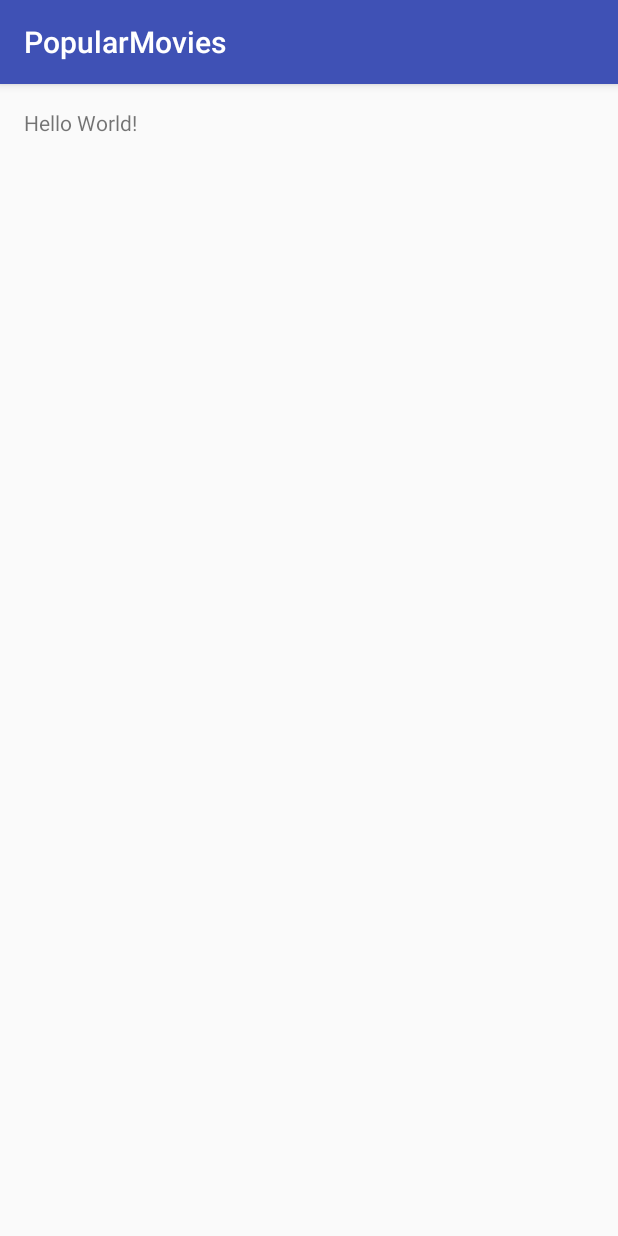
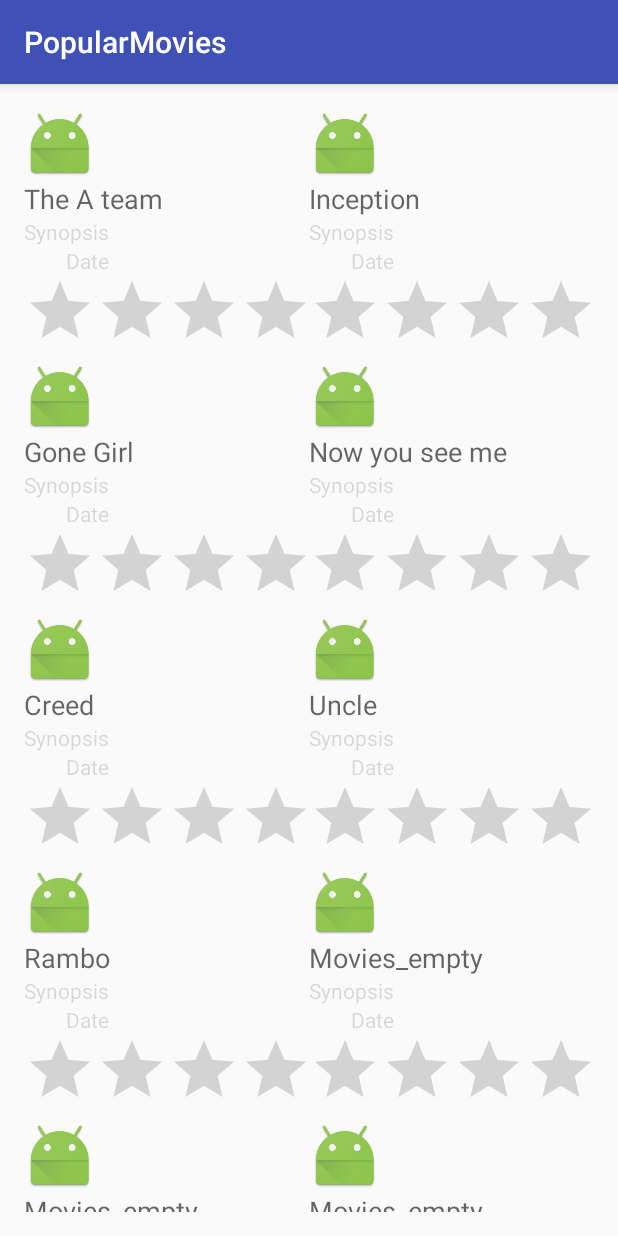
Before and after one commit to abhisnypar/PopularMovies, an Android app: the screen it shows after launch (MainActivity), on a phone screen of 412 x 824 dp. Run offline under Robolectric (Android 15) with nearby library versions, the phone set to English and light mode, and no system bars.

Commit message:
new Updates.

```diff
--- a/app/src/main/java/com/example/abhim/popularmovies/FragmentMain.java
+++ b/app/src/main/java/com/example/abhim/popularmovies/FragmentMain.java
@@ -6,18 +6,46 @@ import android.support.v4.app.Fragment;
 import android.view.LayoutInflater;
 import android.view.View;
 import android.view.ViewGroup;
+import android.widget.ArrayAdapter;
+import android.widget.GridView;
+import android.widget.RatingBar;
+
+import java.util.ArrayList;
 
 /**
  * Created by abhim on 7/2/2016.
  */
 public class FragmentMain extends Fragment {
 
-        @Nullable
-        @Override
-        public View onCreateView(LayoutInflater inflater, @Nullable ViewGroup container, @Nullable Bundle savedInstanceState) {
-            View rootView = inflater.inflate(R.layout.mainfragment,container,false);
-            return rootView;
-        }
+    private GridView moviesGridView;
+    private RatingBar mUserRating;
+
+    @Nullable
+    @Override
+    public View onCreateView(LayoutInflater inflater, @Nullable ViewGroup container, @Nullable Bundle savedInstanceState) {
+        View rootView = inflater.inflate(R.layout.mainfragment, container, false);
+        moviesGridView = (GridView) rootView.findViewById(R.id.gridList_id);
+        mUserRating = (RatingBar)rootView.findViewById(R.id.ratingBar);
+        ArrayList<String> gridList = new ArrayList<String>();
+
+        gridList.add("The A team");
+        gridList.add("Inception");
+        gridList.add("Gone Girl");
+        gridList.add("Now you see me");
+        gridList.add("Creed");
+        gridList.add("Uncle");
+        gridList.add("Rambo");
+        gridList.add("Movies_empty");
+        gridList.add("Movies_empty");
+        gridList.add("Movies_empty");
+        gridList.add("Movies_empty");
+
+        ArrayAdapter adapter = new ArrayAdapter(getContext(), R.layout.grid_list_view, R.id.list_item_movies_textView, gridList);
+        moviesGridView.setAdapter(adapter);
+        adapter.notifyDataSetChanged();
 
 
+        return rootView;
+    }
+
 }
--- a/app/src/main/res/layout/activity_main.xml
+++ b/app/src/main/res/layout/activity_main.xml
@@ -10,8 +10,4 @@
     android:paddingTop="@dimen/activity_vertical_margin"
     tools:context="com.example.abhim.popularmovies.MainActivity">
 
-    <TextView
-        android:layout_width="wrap_content"
-        android:layout_height="wrap_content"
-        android:text="Hello World!" />
 </FrameLayout>
--- /dev/null
+++ b/app/src/main/res/layout/grid_list_view.xml
@@ -0,0 +1,52 @@
+<?xml version="1.0" encoding="utf-8"?>
+<RelativeLayout xmlns:android="http://schemas.android.com/apk/res/android"
+    android:layout_width="match_parent"
+    android:layout_height="match_parent"
+    android:orientation="vertical">
+
+    <ImageView
+        android:id="@+id/grid_imageView_id"
+        android:layout_width="wrap_content"
+        android:layout_height="wrap_content"
+        android:layout_alignParentStart="true"
+        android:layout_alignParentTop="true"
+        android:src="@mipmap/ic_launcher" />
+
+    <TextView
+        android:id="@+id/list_item_movies_textView"
+        android:layout_width="wrap_content"
+        android:layout_height="wrap_content"
+        android:layout_alignParentStart="true"
+        android:layout_below="@+id/grid_imageView_id"
+        android:text="Medium Text"
+        android:textAppearance="?android:attr/textAppearanceMedium" />
+
+    <TextView
+        android:id="@+id/plotSynopsis_textView"
+        android:layout_width="wrap_content"
+        android:layout_height="wrap_content"
+        android:layout_alignParentStart="true"
+        android:layout_below="@+id/list_item_movies_textView"
+        android:text="@string/movie_synopsis"
+        android:textAppearance="?android:attr/textAppearanceSmall"
+        android:enabled="false"/>
+
+    <RatingBar
+        android:id="@+id/ratingBar"
+        android:layout_width="wrap_content"
+        android:layout_height="wrap_content"
+        style="?android:ratingBarStyle"
+        android:numStars="@string/no_of_stars"
+        android:layout_below="@+id/releaseDate_id"
+        android:layout_alignParentStart="true" />
+
+    <TextView
+        android:id="@+id/releaseDate_id"
+        android:layout_width="wrap_content"
+        android:layout_height="wrap_content"
+        android:text="@string/movie_release_date"
+        android:textAppearance="?android:attr/textAppearanceSmall"
+        android:enabled="false"
+        android:layout_below="@+id/plotSynopsis_textView"
+        android:layout_alignEnd="@+id/plotSynopsis_textView" />
+</RelativeLayout>
--- a/app/src/main/res/layout/mainfragment.xml
+++ b/app/src/main/res/layout/mainfragment.xml
@@ -1,14 +1,17 @@
 <?xml version="1.0" encoding="utf-8"?>
 <LinearLayout xmlns:android="http://schemas.android.com/apk/res/android"
     xmlns:tools="http://schemas.android.com/tools"
-    android:orientation="vertical"
     android:layout_width="match_parent"
     android:layout_height="match_parent"
+    android:orientation="vertical"
     tools:context=".MainActivity$FragmentMain">
 
     <GridView
         android:id="@+id/gridList_id"
         android:layout_width="match_parent"
-        android:layout_height="match_parent"/>
+        android:layout_height="match_parent"
+        android:gravity="center"
+        android:numColumns="auto_fit"
+        android:stretchMode="columnWidth" />
 
 </LinearLayout>
--- a/app/src/main/res/values/dimens.xml
+++ b/app/src/main/res/values/dimens.xml
@@ -2,4 +2,5 @@
     <!-- Default screen margins, per the Android Design guidelines. -->
     <dimen name="activity_horizontal_margin">16dp</dimen>
     <dimen name="activity_vertical_margin">16dp</dimen>
+    <dimen name="rating_bar_dimen">12dp</dimen>
 </resources>
--- a/app/src/main/res/values/strings.xml
+++ b/app/src/main/res/values/strings.xml
@@ -1,3 +1,7 @@
 <resources>
     <string name="app_name">PopularMovies</string>
+    <string name="no_of_stars">4</string>
+    <string name="title">MovieTitle</string>
+    <string name="movie_synopsis">Synopsis</string>
+    <string name="movie_release_date">Date</string>
 </resources>
```
Also changed, not shown: app/src/main/java/com/example/abhim/popularmovies/MainActivity.java (+3 -8 lines).
